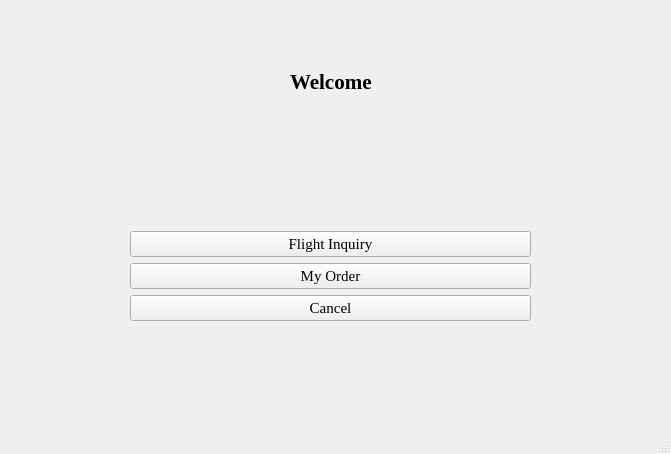
Old version of the form mainclientwindow.ui in the repository Aloereed/Flightman_Client_DATA130039.
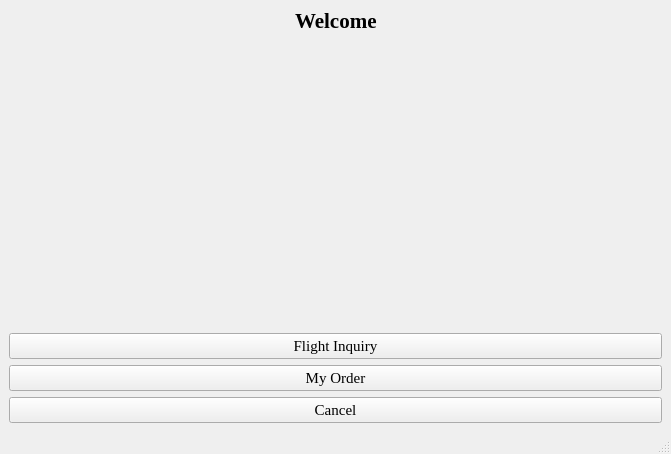
New version of the form.

What changed in the file:
```diff
--- a/mainclientwindow.ui
+++ b/mainclientwindow.ui
@@ -14,15 +14,8 @@
    <string>Flight Information System</string>
   </property>
   <widget class="QWidget" name="centralwidget">
-   <widget class="QWidget" name="">
-    <property name="geometry">
-     <rect>
-      <x>130</x>
-      <y>70</y>
-      <width>401</width>
-      <height>251</height>
-     </rect>
-    </property>
+   <layout class="QGridLayout" name="gridLayout">
+    <item row="0" column="0">
     <layout class="QVBoxLayout" name="verticalLayout_3">
      <item>
       <layout class="QVBoxLayout" name="verticalLayout_2">
@@ -134,7 +127,8 @@
       </widget>
      </item>
     </layout>
-   </widget>
+    </item>
+   </layout>
   </widget>
   <widget class="QMenuBar" name="menubar">
    <property name="geometry">
```
Left out of the diff: 2 changed lines with no effect on the pictures. Lines whose indentation alone changed are shown as unchanged.
